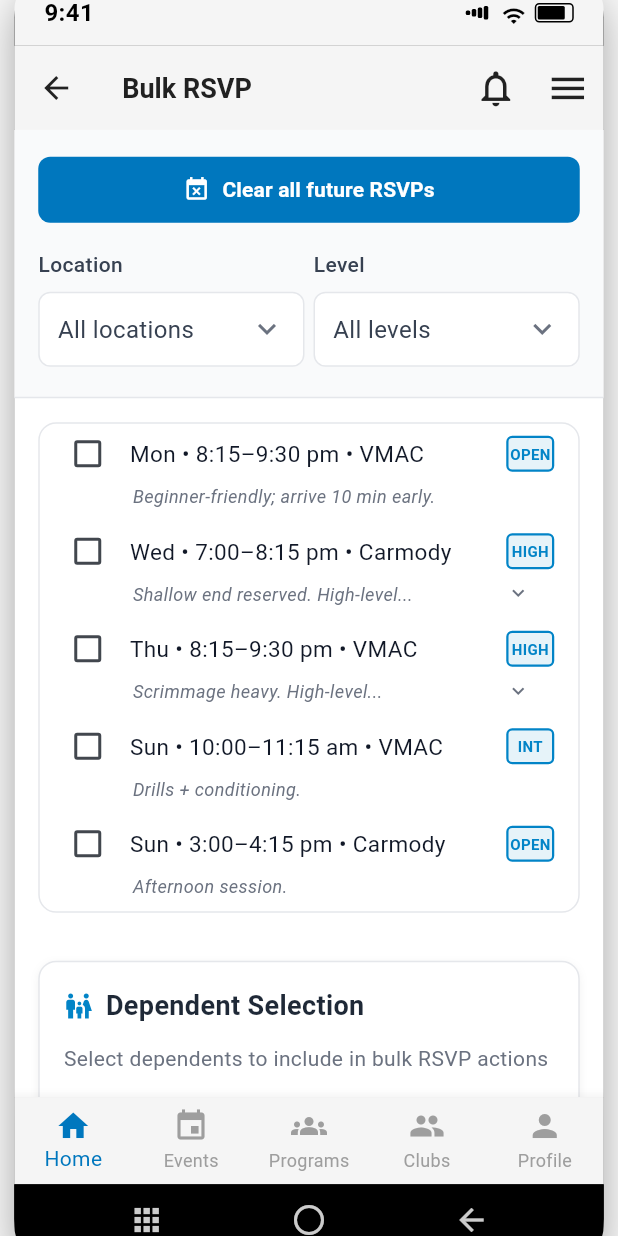
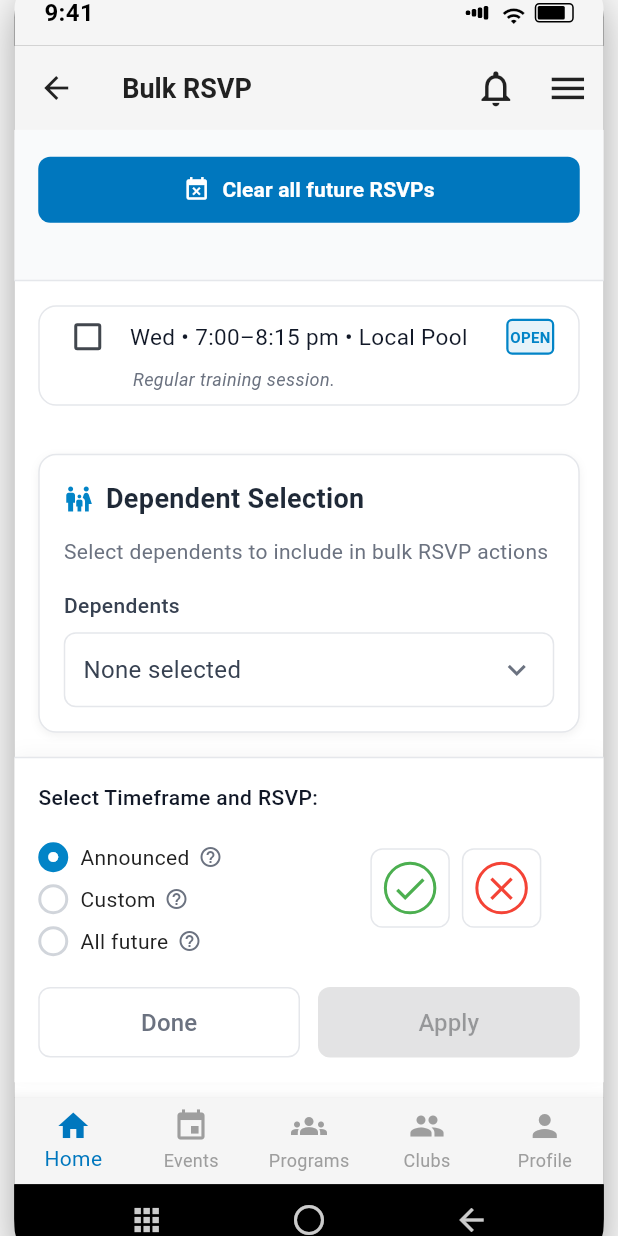
Before and after one commit to AtlantisSports/UWHPortal-Clubs, a Flutter app: the ClubDetailScreen screen opened directly with empty values, scrolled down 248 dp, after a tap on "Bulk RSVP", on a phone screen of 412 x 824 dp. Run offline on Flutter 3.47's test engine with Material 3 defaults, Android fonts, the phone set to English and light mode, and no system bars; our stand-ins replace get_it; network calls fail; project files that could hold a hidden picture were left out.

Commit message:
fix: implement club-specific practices and improve auto-scroll performance
- Fix typical practices to show club-specific data for Denver and Sydney clubs only
- Remove non-existent clubs (Vancouver, Toronto, Melbourne) from practice schedule utils
- Correct Sydney practice data to match actual club schedule (Friday 7PM at Ryde Pool)
- Update Denver practice details to match repository data exactly
- Fix bulk RSVP practice list to use club-specific practices instead of hardcoded Denver data
- Reduce auto-scroll timing by 50% for improved responsiveness (350ms → 175ms delay, 500ms → 250ms animation)
- Add PracticeScheduleUtils import to bulk RSVP manager for proper club filtering

```diff
--- a/lib/base/widgets/bulk_rsvp_manager.dart
+++ b/lib/base/widgets/bulk_rsvp_manager.dart
@@ -9,6 +9,7 @@ import '../../core/models/practice.dart';
 import '../../core/models/club.dart';
 import '../../core/models/guest.dart';
 import '../../core/constants/dependent_constants.dart';
+import '../../core/utils/practice_schedule_utils.dart';
 import 'dropdown_utils.dart';
 import 'phone_modal_utils.dart';
 import '../../core/providers/participation_provider.dart';
@@ -116,58 +117,23 @@ class _BulkRSVPManagerState extends State<BulkRSVPManager> {
 
   /// Get representative practices (one per recurring pattern) for bulk RSVP selection
   List<Practice> _getRepresentativePractices() {
-    final representatives = <Practice>[
-      Practice(
-        id: 'rep-denver-monday',
+    // Use club-specific typical practices from PracticeScheduleUtils
+    final typicalPractices = PracticeScheduleUtils.getTypicalPractices(widget.club.id);
+
+    // Convert typical practices to representative practices with proper IDs for bulk RSVP
+    final representatives = typicalPractices.map((practice) {
+      return Practice(
+        id: 'rep-${practice.id}', // Add "rep-" prefix for bulk RSVP context
         clubId: widget.club.id,
-        title: 'Monday Evening',
-        description: 'Beginner-friendly; arrive 10 min early.',
-        dateTime: DateTime(2025, 1, 6, 20, 15), // Template: Monday 8:15 PM (using first Monday of 2025)
-        location: 'VMAC',
-        address: '5310 E 136th Ave, Thornton, CO',
-        tag: 'Open',
-      ),
-      Practice(
-        id: 'rep-denver-wednesday',
-        clubId: widget.club.id,
-        title: 'Wednesday Evening',
-        description: 'Shallow end reserved. High-level participants only.',
-        dateTime: DateTime(2025, 1, 1, 19, 0), // Template: Wednesday 7:00 PM (using first Wednesday of 2025)
-        location: 'Carmody',
-        address: '2200 S Kipling St, Lakewood, CO',
-        tag: 'High-Level',
-      ),
-      Practice(
-        id: 'rep-denver-thursday',
-        clubId: widget.club.id,
-        title: 'Thursday Evening',
-        description: 'Scrimmage heavy. High-level participants only.',
-        dateTime: DateTime(2025, 1, 2, 20, 15), // Template: Thursday 8:15 PM (using first Thursday of 2025)
-        location: 'VMAC',
-        address: '5310 E 136th Ave, Thornton, CO',
-        tag: 'High-Level',
-      ),
-      Practice(
-        id: 'rep-denver-sunday-morning',
-        clubId: widget.club.id,
-        title: 'Sunday Morning',
-        description: 'Drills + conditioning.',
-        dateTime: DateTime(2025, 1, 5, 10, 0), // Template: Sunday 10:00 AM (using first Sunday of 2025)
-        location: 'VMAC',
-        address: '5310 E 136th Ave, Thornton, CO',
-        tag: 'Intermediate',
-      ),
-      Practice(
-        id: 'rep-denver-sunday-afternoon',
-        clubId: widget.club.id,
-        title: 'Sunday Afternoon',
-        description: 'Afternoon session.',
-        dateTime: DateTime(2025, 1, 5, 15, 0), // Template: Sunday 3:00 PM (using first Sunday of 2025)
-        location: 'Carmody',
-        address: '2200 S Kipling St, Lakewood, CO',
-        tag: 'Open',
-      ),
-    ];
+        title: practice.title,
+        description: practice.description,
+        dateTime: practice.dateTime,
+        location: practice.location,
+        address: practice.address,
+        tag: practice.tag,
+        participationResponses: practice.participationResponses,
+      );
+    }).toList();
 
     // Sort by weekday (Monday=1 through Sunday=7) for consistent ordering
     return representatives
--- a/lib/base/widgets/cards.dart
+++ b/lib/base/widgets/cards.dart
@@ -186,7 +186,7 @@ class _ClubCardState extends State<ClubCard> {
                       // Auto-scroll to show the expanded typical practices list
                       if (_isExpanded) {
                         // Wait for the animation to complete before scrolling
-                        Future.delayed(const Duration(milliseconds: 350), () {
+                        Future.delayed(const Duration(milliseconds: 175), () {
                           _scrollToTypicalPractices();
                         });
                       }
@@ -259,7 +259,7 @@ class _ClubCardState extends State<ClubCard> {
         // Use keepVisibleAtEnd to only scroll if needed and show the bottom of content
         Scrollable.ensureVisible(
           context,
-          duration: const Duration(milliseconds: 500),
+          duration: const Duration(milliseconds: 250),
           curve: Curves.easeInOut,
           alignmentPolicy: ScrollPositionAlignmentPolicy.keepVisibleAtEnd,
         );
--- a/lib/core/utils/practice_schedule_utils.dart
+++ b/lib/core/utils/practice_schedule_utils.dart
@@ -5,61 +5,114 @@ class PracticeScheduleUtils {
   /// Get typical/template practices for a club
   /// This is the single source of truth for typical practice schedules
   static List<Practice> getTypicalPractices(String clubId) {
+    // Define club-specific typical practices
+    switch (clubId) {
+      case 'denver-uwh':
+        return _getDenverTypicalPractices();
+      case 'sydney-uwh':
+        return _getSydneyTypicalPractices();
+      default:
+        return _getDefaultTypicalPractices(clubId);
+    }
+  }
+
+  /// Denver UWH typical practices - Colorado locations and times
+  static List<Practice> _getDenverTypicalPractices() {
     final typicalPractices = <Practice>[
       Practice(
         id: 'typical-monday',
-        clubId: clubId,
+        clubId: 'denver-uwh',
         title: 'Monday Evening',
         description: 'Beginner-friendly; arrive 10 min early.',
-        dateTime: DateTime(2025, 1, 6, 20, 15), // Template: Monday 8:15 PM (using first Monday of 2025)
+        dateTime: DateTime(2025, 1, 6, 20, 15), // Monday 8:15 PM
         location: 'VMAC',
         address: '5310 E 136th Ave, Thornton, CO',
         tag: 'Open',
       ),
       Practice(
         id: 'typical-wednesday',
-        clubId: clubId,
+        clubId: 'denver-uwh',
         title: 'Wednesday Evening',
         description: 'Shallow end reserved. High-level participants only.',
-        dateTime: DateTime(2025, 1, 1, 19, 0), // Template: Wednesday 7:00 PM (using first Wednesday of 2025)
+        dateTime: DateTime(2025, 1, 1, 19, 0), // Wednesday 7:00 PM
         location: 'Carmody',
         address: '2200 S Kipling St, Lakewood, CO',
         tag: 'High-Level',
       ),
       Practice(
         id: 'typical-thursday',
-        clubId: clubId,
+        clubId: 'denver-uwh',
         title: 'Thursday Evening',
-        description: 'Intermediate players welcome.',
-        dateTime: DateTime(2025, 1, 2, 20, 0), // Template: Thursday 8:00 PM (using first Thursday of 2025)
+        description: 'Scrimmage heavy. High-level participants only.',
+        dateTime: DateTime(2025, 1, 2, 20, 15), // Thursday 8:15 PM
+        location: 'VMAC',
+        address: '5310 E 136th Ave, Thornton, CO',
+        tag: 'High-Level',
+      ),
+      Practice(
+        id: 'typical-sunday-morning',
+        clubId: 'denver-uwh',
+        title: 'Sunday Morning',
+        description: 'Drills + conditioning.',
+        dateTime: DateTime(2025, 1, 5, 10, 0), // Sunday 10:00 AM
         location: 'VMAC',
         address: '5310 E 136th Ave, Thornton, CO',
         tag: 'Intermediate',
       ),
       Practice(
-        id: 'typical-sunday-morning',
-        clubId: clubId,
-        title: 'Sunday Morning',
-        description: 'Weekly practice for all skill levels.',
-        dateTime: DateTime(2025, 1, 5, 10, 0), // Template: Sunday 10:00 AM (using first Sunday of 2025)
-        location: 'Carmody',
-        address: '2200 S Kipling St, Lakewood, CO',
-        tag: 'Open',
-      ),
-      Practice(
         id: 'typical-sunday-afternoon',
-        clubId: clubId,
+        clubId: 'denver-uwh',
         title: 'Sunday Afternoon',
         description: 'Afternoon session.',
-        dateTime: DateTime(2025, 1, 5, 15, 0), // Template: Sunday 3:00 PM (using first Sunday of 2025)
+        dateTime: DateTime(2025, 1, 5, 15, 0), // Sunday 3:00 PM
         location: 'Carmody',
         address: '2200 S Kipling St, Lakewood, CO',
         tag: 'Open',
       ),
     ];
 
-    // Sort by day of week and time
-    typicalPractices.sort((a, b) {
+    return _sortTypicalPractices(typicalPractices);
+  }
+
+  /// Sydney Kings typical practices - NSW locations and times
+  static List<Practice> _getSydneyTypicalPractices() {
+    final typicalPractices = <Practice>[
+      Practice(
+        id: 'typical-friday',
+        clubId: 'sydney-uwh',
+        title: 'Friday Evening',
+        description: 'All levels; bring fins & mouthguard.',
+        dateTime: DateTime(2025, 1, 3, 19, 0), // Friday 7:00 PM
+        location: 'Ryde Pool',
+        address: '504 Victoria Rd, Ryde, NSW',
+        tag: 'Open',
+      ),
+    ];
+
+    return _sortTypicalPractices(typicalPractices);
+  }
+
+  /// Default/fallback typical practices for unknown clubs
+  static List<Practice> _getDefaultTypicalPractices(String clubId) {
+    final typicalPractices = <Practice>[
+      Practice(
+        id: 'typical-default',
+        clubId: clubId,
+        title: 'Weekly Practice',
+        description: 'Regular training session.',
+        dateTime: DateTime(2025, 1, 1, 19, 0), // Default: Wednesday 7:00 PM
+        location: 'Local Pool',
+        address: 'Contact club for details',
+        tag: 'Open',
+      ),
+    ];
+
+    return _sortTypicalPractices(typicalPractices);
+  }
+
+  /// Sort typical practices by day of week and time
+  static List<Practice> _sortTypicalPractices(List<Practice> practices) {
+    practices.sort((a, b) {
       // First sort by day of week
       final dayComparison = a.dateTime.weekday.compareTo(b.dateTime.weekday);
       if (dayComparison != 0) return dayComparison;
@@ -68,6 +121,6 @@ class PracticeScheduleUtils {
       return a.dateTime.hour.compareTo(b.dateTime.hour);
     });
 
-    return typicalPractices;
+    return practices;
   }
 }
--- a/lib/features/clubs/club_detail_screen.dart
+++ b/lib/features/clubs/club_detail_screen.dart
@@ -955,7 +955,7 @@ class _ClubDetailScreenState extends State<ClubDetailScreen>
       // Animate to the target position
       _scrollController.animateTo(
         targetScrollPosition.clamp(0.0, _scrollController.position.maxScrollExtent),
-        duration: const Duration(milliseconds: 500),
+        duration: const Duration(milliseconds: 250),
         curve: Curves.easeInOut,
       );
     }
```
